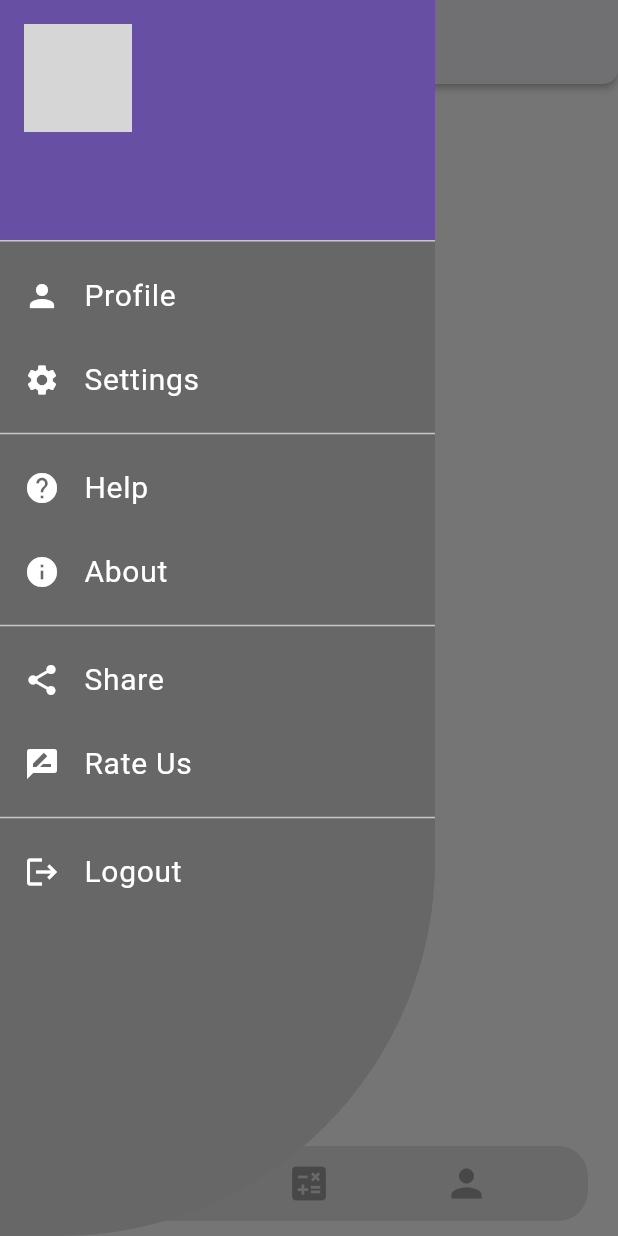
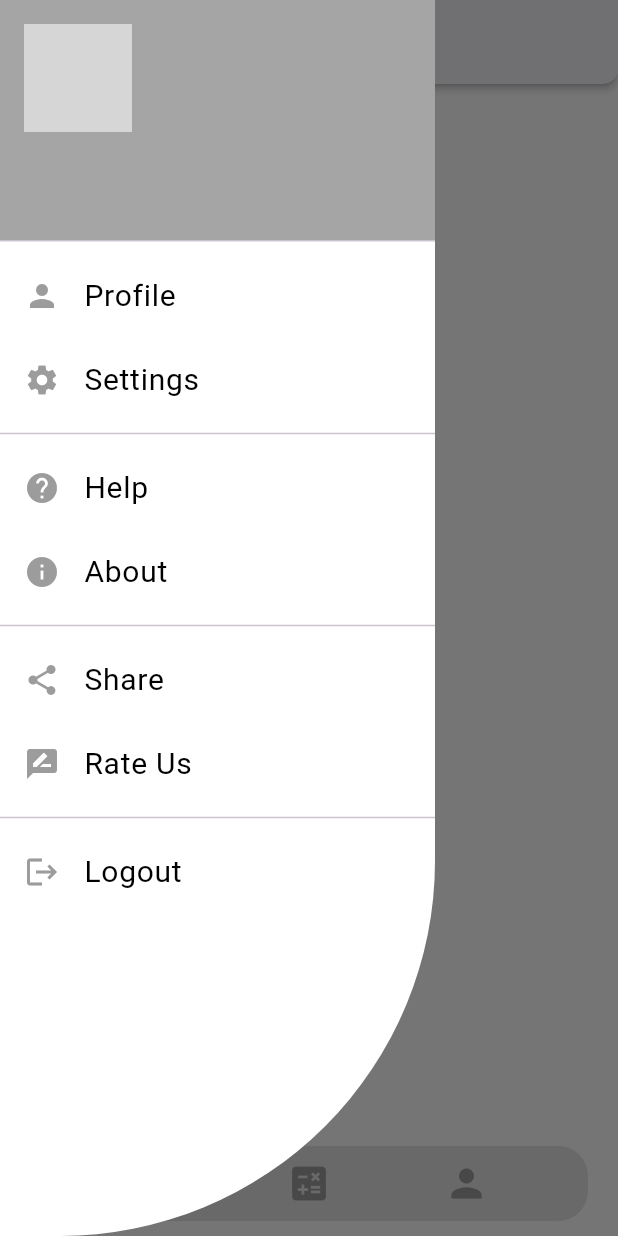
Before and after one commit to Amr-3li/Linkify-Social-Media-App, a Flutter app: the HomePage screen opened directly, with the side drawer open, on a phone screen of 412 x 824 dp. Run offline on Flutter 3.47's test engine with Material 3 defaults, Android fonts, the phone set to English and light mode, and no system bars; our stand-ins replace bloc, cloud_firestore, device_preview, dio, firebase_auth, firebase_core and 2 more; accounts and stored records are empty; network calls fail; grey boxes are pictures that could not be loaded.

Commit message:
edit drawer of home page

```diff
--- a/lib/Features/home/presentation/view/widgets/drawer_body.dart
+++ b/lib/Features/home/presentation/view/widgets/drawer_body.dart
@@ -2,10 +2,12 @@ import 'package:flutter/material.dart';
 import 'package:flutter_bloc/flutter_bloc.dart';
 import 'package:true_gym/bloc/cubit/auth/auth_cubit.dart';
 import 'package:true_gym/bloc/cubit/user_data/user_cubit.dart';
+import 'package:true_gym/consts.dart';
 import 'package:true_gym/data/models/user.dart';
 import 'package:true_gym/initial.dart';
 import 'package:true_gym/Features/profile/presentation/view/profile.dart';
 import 'package:true_gym/views/pages/app_pages/settings.dart';
+import 'package:true_gym/consts.dart';
 
 class DrawerBody extends StatelessWidget {
   const DrawerBody({
@@ -29,6 +31,7 @@ class DrawerBody extends StatelessWidget {
                           builder: (context) => const ProfilePage()));
                 },
                 child: UserAccountsDrawerHeader(
+                  decoration: const BoxDecoration(color: MyColors.appBarColor),
                   accountName: Text(user.name.toString()),
                   accountEmail: Text(user.email.toString()),
                   currentAccountPicture: const CircleAvatar(
@@ -43,9 +46,9 @@ class DrawerBody extends StatelessWidget {
           },
         ),
         ListTile(
-          leading: const Icon(Icons.person, color: Colors.white),
+          leading: const Icon(Icons.person, color: MyColors.iconColor),
           title: const Text('Profile',
-              style: TextStyle(color: Colors.white, fontSize: 20)),
+              style: TextStyle(color: MyColors.fontColor, fontSize: 20)),
           onTap: () {
             Navigator.pop(context);
             Navigator.push(context,
@@ -53,9 +56,9 @@ class DrawerBody extends StatelessWidget {
           },
         ),
         ListTile(
-          leading: const Icon(Icons.settings, color: Colors.white),
+          leading: const Icon(Icons.settings, color: MyColors.iconColor),
           title: const Text('Settings',
-              style: TextStyle(color: Colors.white, fontSize: 20)),
+              style: TextStyle(color: MyColors.fontColor, fontSize: 20)),
           onTap: () {
             Navigator.pop(context);
             Navigator.push(context,
@@ -64,31 +67,31 @@ class DrawerBody extends StatelessWidget {
         ),
         const Divider(),
         const ListTile(
-          leading: Icon(Icons.help, color: Colors.white),
-          title:
-              Text('Help', style: TextStyle(color: Colors.white, fontSize: 20)),
+          leading: Icon(Icons.help, color: MyColors.iconColor),
+          title: Text('Help',
+              style: TextStyle(color: MyColors.fontColor, fontSize: 20)),
         ),
         const ListTile(
-          leading: Icon(Icons.info, color: Colors.white),
+          leading: Icon(Icons.info, color: MyColors.iconColor),
           title: Text('About',
-              style: TextStyle(color: Colors.white, fontSize: 20)),
+              style: TextStyle(color: MyColors.fontColor, fontSize: 20)),
         ),
         const Divider(),
         const ListTile(
-          leading: Icon(Icons.share, color: Colors.white),
+          leading: Icon(Icons.share, color: MyColors.iconColor),
           title: Text('Share',
-              style: TextStyle(color: Colors.white, fontSize: 20)),
+              style: TextStyle(color: MyColors.fontColor, fontSize: 20)),
         ),
         const ListTile(
-          leading: Icon(Icons.rate_review, color: Colors.white),
+          leading: Icon(Icons.rate_review, color: MyColors.iconColor),
           title: Text('Rate Us',
-              style: TextStyle(color: Colors.white, fontSize: 20)),
+              style: TextStyle(color: MyColors.fontColor, fontSize: 20)),
         ),
         const Divider(),
         ListTile(
-          leading: const Icon(Icons.logout, color: Colors.white),
+          leading: const Icon(Icons.logout, color: MyColors.iconColor),
           title: const Text('Logout',
-              style: TextStyle(color: Colors.white, fontSize: 20)),
+              style: TextStyle(color: MyColors.fontColor, fontSize: 20)),
           onTap: () {
             Navigator.pop(context);
             BlocProvider.of<AuthCubit>(context).signout();
--- a/lib/Features/home/presentation/view/widgets/home_drawer.dart
+++ b/lib/Features/home/presentation/view/widgets/home_drawer.dart
@@ -1,5 +1,6 @@
 import 'package:flutter/material.dart';
 import 'package:true_gym/Features/home/presentation/view/widgets/drawer_body.dart';
+import 'package:true_gym/consts.dart';
 
 class HomeDrawer extends StatelessWidget {
   const HomeDrawer({
@@ -16,7 +17,7 @@ class HomeDrawer extends StatelessWidget {
       shape: RoundedRectangleBorder(
         borderRadius: BorderRadius.only(bottomRight: Radius.circular(250.0)),
       ),
-      backgroundColor: Color.fromARGB(255, 103, 103, 103),
+      backgroundColor: Color.fromARGB(255, 255, 255, 255),
       child: DrawerBody(),
     );
   }
--- a/lib/consts.dart
+++ b/lib/consts.dart
@@ -2,5 +2,9 @@ import 'dart:ui';
 
 abstract class MyColors {
   static const Color shadowColor = Color.fromARGB(255, 0, 0, 0);
+  static const Color fontColor = Color.fromARGB(255, 0, 0, 0);
+  static const Color appBarColor = Color.fromARGB(200, 140, 140, 140);
+
+  static const Color iconColor = Color.fromARGB(255, 156, 156, 156);
   static const Color light = Color.fromARGB(255, 255, 255, 255);
 }
--- a/lib/views/widgets/home_page_body.dart
+++ b/lib/views/widgets/home_page_body.dart
@@ -1,5 +1,4 @@
 import 'package:flutter/material.dart';
-import 'package:true_gym/views/widgets/calculator/calculator_list.dart';
 
 class HomePageBody extends StatelessWidget {
   const HomePageBody({super.key});
```
